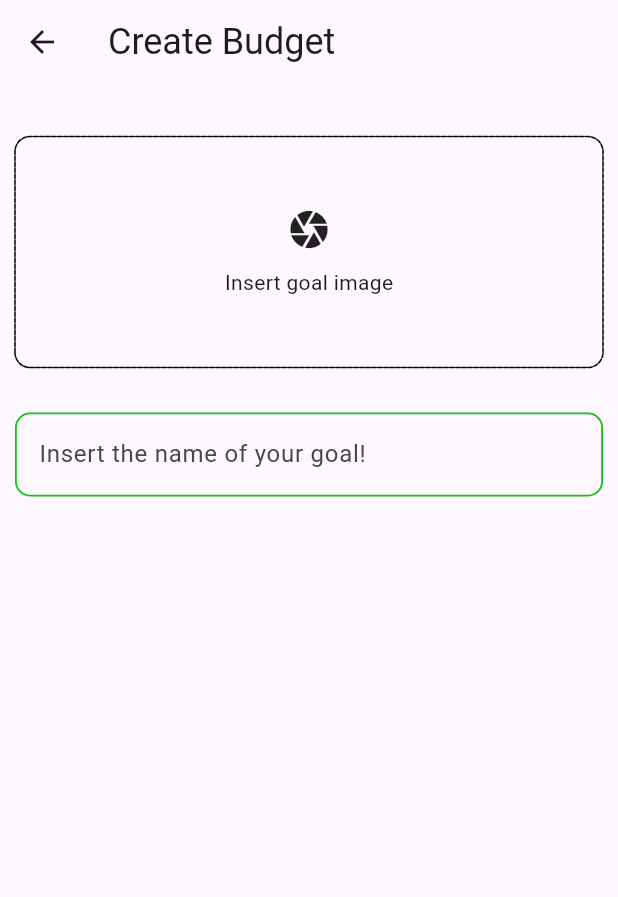
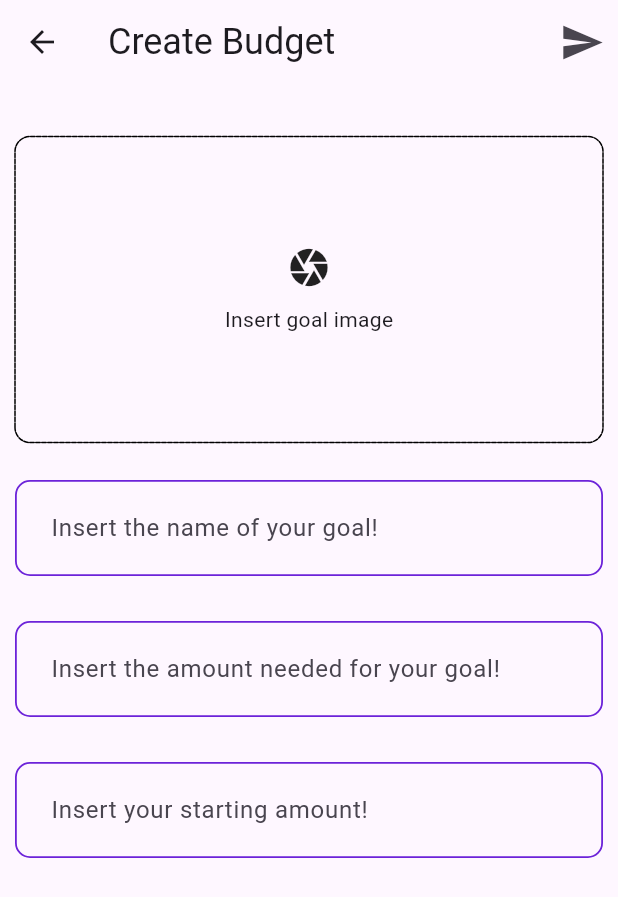
Before and after one commit to isaacalazar/flourish, a Flutter app: the CreateBudgetPage screen opened by its route, on a phone screen of 412 x 824 dp. Shown: the top 897 px of the screen. Run offline on Flutter 3.47's test engine with Material 3 defaults, Android fonts, the phone set to English and light mode, and no system bars; drawn by our look-alikes of dotted_border; our stand-ins replace auto_route, bloc, flutter_bloc, fpdart, gap, get_it and 3 more; accounts and stored records are empty.

Commit message:
added budget_stream

```diff
--- /dev/null
+++ b/devtools_options.yaml
@@ -0,0 +1 @@
+extensions:
--- a/lib/core/entities/budget.dart
+++ b/lib/core/entities/budget.dart
@@ -10,12 +10,13 @@ class Budget {
   final String? posterName;
   final String imageUrl;
 
-  Budget(
-      {required this.budgetId,
-      required this.budgetName,
-      required this.budgetAmount,
-      required this.budgetMaxAmount,
-      required this.createdAt,
-      this.posterName,
-      required this.imageUrl});
+  Budget({
+    required this.budgetId,
+    required this.budgetName,
+    required this.budgetAmount,
+    required this.budgetMaxAmount,
+    required this.createdAt,
+    this.posterName,
+    required this.imageUrl,
+  });
 }
--- a/lib/core/utils/use_case.dart
+++ b/lib/core/utils/use_case.dart
@@ -1,5 +1,6 @@
 import 'package:flourish/core/errors/failure.dart';
 import 'package:fpdart/fpdart.dart';
+import 'package:supabase_flutter/supabase_flutter.dart';
 
 abstract interface class UseCase<SuccessType, Params> {
   Future<Either<Failure, SuccessType>> call(Params params);
--- a/lib/features/auth/data/datasources/auth_remote_data_source.dart
+++ b/lib/features/auth/data/datasources/auth_remote_data_source.dart
@@ -44,7 +44,7 @@ class AuthRemoteDataSourceImpl implements AuthRemoteDataSource {
         throw const CustomException("User not found");
       }
 
-      return currentDataRequest!;
+      return currentDataRequest;
     } catch (e) {
       throw const CustomException("Client Auth not succeeded");
     }
--- a/lib/features/budget/domain/repository/budget_repository.dart
+++ b/lib/features/budget/domain/repository/budget_repository.dart
@@ -5,6 +5,7 @@ import 'package:flourish/core/entities/user.dart';
 import 'package:flourish/core/errors/failure.dart';
 import 'package:flourish/features/budget/data/models/budget_model.dart';
 import 'package:fpdart/fpdart.dart';
+import 'package:supabase_flutter/supabase_flutter.dart';
 import 'package:uuid/uuid.dart';
 
 abstract class BudgetRepository {
@@ -16,4 +17,6 @@ abstract class BudgetRepository {
     required int budgetMaxAmount,
     required File image,
   });
+
+  Future<Either<Failure, Stream<List<Budget>>>> watchAllBudgets();
 }
--- a/lib/features/budget/presentation/bloc/budget_event.dart
+++ b/lib/features/budget/presentation/bloc/budget_event.dart
@@ -16,3 +16,5 @@ final class BudgetUpload extends BudgetEvent {
   BudgetUpload(
       this.budgetName, this.budgetAmount, this.budgetMaxAmount, this.image);
 }
+
+final class BudgetWatch extends BudgetEvent {}
--- a/lib/features/budget/presentation/pages/create_budget_page.dart
+++ b/lib/features/budget/presentation/pages/create_budget_page.dart
@@ -2,12 +2,15 @@ import 'dart:io';
 
 import 'package:auto_route/auto_route.dart';
 import 'package:dotted_border/dotted_border.dart';
+import 'package:flourish/core/routes/app_router.dart';
 import 'package:flourish/core/utils/image_picker.dart';
+import 'package:flourish/features/budget/presentation/bloc/budget_bloc.dart';
 import 'package:flourish/features/budget/presentation/widgets/budget_field_text.dart';
 import 'package:flutter/cupertino.dart';
 import 'package:flutter/foundation.dart';
 import 'package:flutter/material.dart';
 import 'package:flutter/widgets.dart';
+import 'package:flutter_bloc/flutter_bloc.dart';
 import 'package:gap/gap.dart';
 
 @RoutePage()
@@ -21,13 +24,14 @@ class CreateBudgetPage extends StatefulWidget {
 class _CreateBudgetPageState extends State<CreateBudgetPage> {
   final TextEditingController budgetNameController = TextEditingController();
   final TextEditingController budgetGoalController = TextEditingController();
+  final TextEditingController budgetAmountController = TextEditingController();
 
   File? image;
+  final formKey = GlobalKey<FormState>();
 
   void selectImage() async {
     final pickedImage = await pickImage();
     if (pickedImage != null) {
-      print("NOT NULL");
       setState(() {
         image = pickedImage;
       });
@@ -38,6 +42,7 @@ class _CreateBudgetPageState extends State<CreateBudgetPage> {
   void dispose() {
     budgetNameController.dispose();
     budgetGoalController.dispose();
+    budgetAmountController.dispose();
     super.dispose();
   }
 
@@ -49,9 +54,38 @@ class _CreateBudgetPageState extends State<CreateBudgetPage> {
           "Create Budget",
           style: TextStyle(fontSize: 24),
         ),
+        actions: [
+          IconButton(
+            icon: Icon(Icons.send, size: 30),
+            onPressed: () {
+              if (formKey.currentState!.validate() && image != null) {
+                context.read<BudgetBloc>().add(BudgetUpload(
+                      budgetNameController.text.trim(),
+                      int.parse(budgetGoalController.text.trim()),
+                      int.parse(budgetAmountController.text.trim()),
+                      image!,
+                    ));
+              }
+            },
+          )
+        ],
       ),
-      body: Padding(
+      body: BlocConsumer<BudgetBloc, BudgetState>(
+        listener: (context, state) {
+          // TODO: implement listener
+        },
+        builder: (context, state) {
+          if (state is BudgetLoading) {
+            return Center(child: const CircularProgressIndicator());
+          }
+          if (state is BudgetSuccess) {
+            AutoRouter.of(context).push(HomeRoute());
+          }
+          return Padding(
             padding: const EdgeInsets.symmetric(horizontal: 10),
+            child: SingleChildScrollView(
+              child: Form(
+                key: formKey,
                 child: Column(
                   children: [
                     const Gap(35),
@@ -81,7 +115,7 @@ class _CreateBudgetPageState extends State<CreateBudgetPage> {
                               borderType: BorderType.RRect,
                               strokeCap: StrokeCap.round,
                               child: const SizedBox(
-                        height: 150,
+                                height: 200,
                                 width: double.infinity,
                                 child: Column(
                                   mainAxisAlignment: MainAxisAlignment.center,
@@ -94,13 +128,30 @@ class _CreateBudgetPageState extends State<CreateBudgetPage> {
                               ),
                             ),
                     ),
-            const Gap(30),
+                    const Gap(25),
                     BudgetFieldText(
                       controller: budgetNameController,
                       hintText: "Insert the name of your goal!",
                     ),
+                    const Gap(30),
+                    BudgetFieldText(
+                      controller: budgetGoalController,
+                      hintText: "Insert the amount needed for your goal!",
+                      isInteger: true,
+                    ),
+                    const Gap(30),
+                    BudgetFieldText(
+                      controller: budgetAmountController,
+                      hintText: "Insert your starting amount!",
+                      isInteger: true,
+                    ),
+                    const Gap(30)
                   ],
                 ),
+              ),
+            ),
+          );
+        },
       ),
     );
   }
--- a/lib/features/budget/presentation/widgets/budget_field_text.dart
+++ b/lib/features/budget/presentation/widgets/budget_field_text.dart
@@ -5,35 +5,42 @@ import 'package:flutter/material.dart';
 class BudgetFieldText extends StatelessWidget {
   final TextEditingController controller;
   final String hintText;
+  final bool? isInteger;
   const BudgetFieldText(
-      {super.key, required this.controller, required this.hintText});
+      {super.key,
+      required this.controller,
+      required this.hintText,
+      this.isInteger});
 
   @override
   Widget build(BuildContext context) {
     return TextFormField(
       controller: controller,
+      //add keyboard type number
       decoration: InputDecoration(
         hintText: hintText,
         prefixIconColor: const Color.fromRGBO(20, 193, 20, 1),
+        contentPadding:
+            const EdgeInsets.symmetric(vertical: 20.0, horizontal: 20.0),
         border: InputBorder.none,
         enabledBorder: OutlineInputBorder(
           borderRadius: BorderRadius.circular(10),
           borderSide: const BorderSide(
-            color: Color.fromRGBO(20, 193, 20, 1),
+            color: Color.fromRGBO(108, 35, 217, 1),
             width: 1.2,
           ),
         ),
         disabledBorder: OutlineInputBorder(
           borderRadius: BorderRadius.circular(10),
           borderSide: const BorderSide(
-            color: Color.fromRGBO(20, 193, 20, 1),
+            color: Color.fromRGBO(108, 35, 217, 1),
             width: 1.2,
           ),
         ),
         focusedBorder: OutlineInputBorder(
           borderRadius: BorderRadius.circular(10),
           borderSide: const BorderSide(
-            color: Color.fromRGBO(20, 193, 20, 1),
+            color: Color.fromRGBO(108, 35, 217, 1),
             width: 1.2,
           ),
         ),
--- a/lib/features/budget/presentation/widgets/primary_budget_card.dart
+++ b/lib/features/budget/presentation/widgets/primary_budget_card.dart
@@ -26,11 +26,11 @@ class PrimaryBudgetCard extends StatelessWidget {
             mainAxisAlignment: MainAxisAlignment.spaceBetween,
             children: [
               Text(
-                "You've spent",
+                "You've saved",
                 style: TextStyle(color: Colors.white),
               ),
               Text(
-                "Left in budget",
+                "Left to save",
                 style: TextStyle(color: Colors.white),
               ),
             ],
@@ -62,7 +62,7 @@ class PrimaryBudgetCard extends StatelessWidget {
             borderRadius: BorderRadius.circular(5),
             color: const Color.fromRGBO(108, 35, 217, 1),
             minHeight: 10,
-            value: .5,
+            value: budgetAmount / currentBudget,
           ),
           const Gap(10),
           const Text(
--- /dev/null
+++ b/lib/features/budget/usecases/createBudget.dart
@@ -0,0 +1,33 @@
+import 'dart:io';
+
+import 'package:flourish/core/entities/budget.dart';
+import 'package:flourish/core/errors/failure.dart';
+import 'package:flourish/core/utils/use_case.dart';
+import 'package:flourish/features/budget/domain/repository/budget_repository.dart';
+import 'package:fpdart/src/either.dart';
+
+class CreateBudget implements UseCase<Budget, CreateBudgetParams> {
+  final BudgetRepository budgetRepository;
+
+  CreateBudget(this.budgetRepository);
+
+  @override
+  Future<Either<Failure, Budget>> call(CreateBudgetParams params) async {
+    return await budgetRepository.createBudget(
+      budgetName: params.budgetName,
+      budgetAmount: params.budgetAmount,
+      budgetMaxAmount: params.budgetMaxAmount,
+      image: params.image,
+    );
+  }
+}
+
+class CreateBudgetParams {
+  final String budgetName;
+  final int budgetAmount;
+  final int budgetMaxAmount;
+  final File image;
+
+  CreateBudgetParams(
+      this.budgetAmount, this.budgetMaxAmount, this.budgetName, this.image);
+}
--- a/lib/features/budget/usecases/fetchAllBudgets.dart
+++ b/lib/features/budget/usecases/fetchAllBudgets.dart
@@ -15,5 +15,3 @@ class FetchAllBudgets implements UseCase<List<Budget>, NoParams> {
     return await budgetRepository.fetchAllBudgets();
   }
 }
-
-class NoParams {}
--- /dev/null
+++ b/lib/features/budget/usecases/watchBudgets.dart
@@ -0,0 +1,23 @@
+import 'package:flourish/core/entities/budget.dart';
+import 'package:flourish/core/errors/failure.dart';
+import 'package:flourish/core/utils/use_case.dart';
+import 'package:flourish/features/budget/domain/repository/budget_repository.dart';
+import 'package:fpdart/src/either.dart';
+import 'package:supabase_flutter/supabase_flutter.dart';
+
+class WatchBudgets {
+  final BudgetRepository budgetRepository;
+  WatchBudgets(this.budgetRepository);
+
+  Future<Stream<List<Budget>>> call(NoParams params) async {
+    final streamResult = await budgetRepository.watchAllBudgets();
+
+    Stream<List<Budget>> budgetStream = Stream.empty();
+    streamResult.fold(
+        (l) => budgetStream = Stream.empty(), (r) => budgetStream = r);
+
+    print(await budgetStream.isEmpty);
+    print("RETURNING STREAM");
+    return budgetStream;
+  }
+}
--- a/pubspec.yaml
+++ b/pubspec.yaml
@@ -49,6 +49,8 @@ dependencies:
   auto_route: ^8.1.3
   auto_route_generator: ^8.0.0
   gap: ^3.0.1
+  rxdart: ^0.27.7
+  shimmer: ^3.0.0
 
 dev_dependencies:
   flutter_test:
```
Also changed, not shown: lib/dependency_injections.dart (+13 -1 lines), lib/features/budget/data/datasources/budget_remote_data_source.dart (+75 -18 lines), lib/features/budget/data/models/budget_model.dart (+12 -9 lines), lib/features/budget/data/repository/budget_repository.dart (+16 -5 lines), lib/features/budget/presentation/bloc/budget_bloc.dart (+53 -16 lines), lib/features/budget/presentation/pages/home_page.dart (+30 -9 lines), lib/features/budget/presentation/widgets/budget_card.dart (+19 -15 lines), pubspec.lock. Lines whose indentation alone changed are shown as unchanged.
